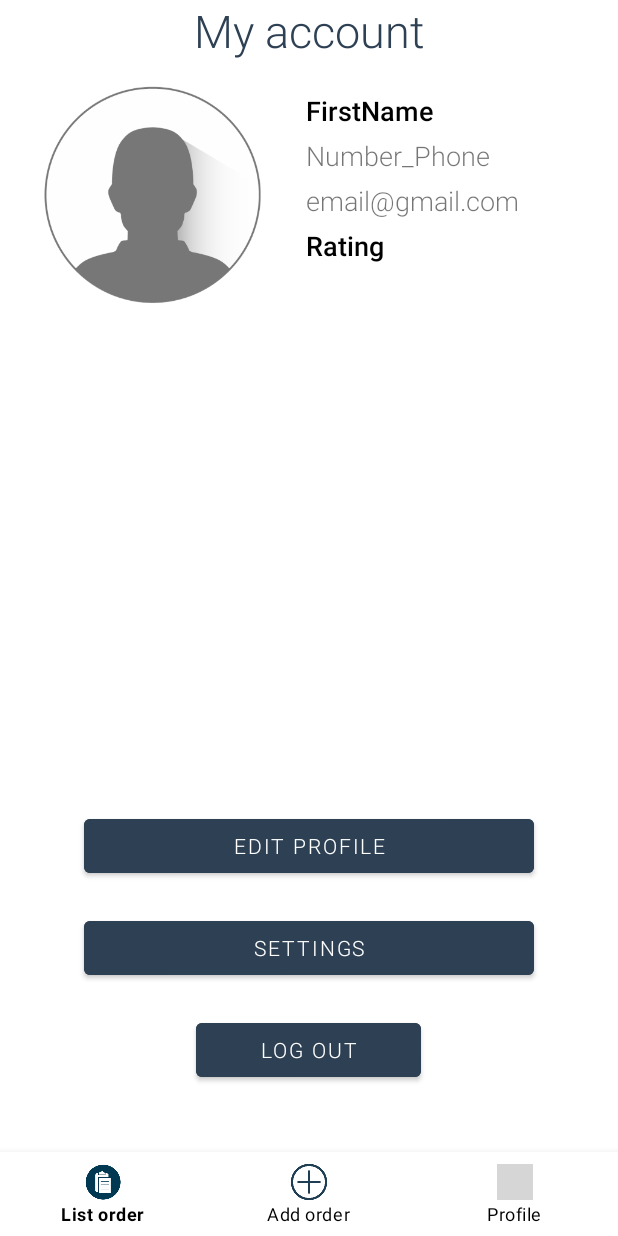
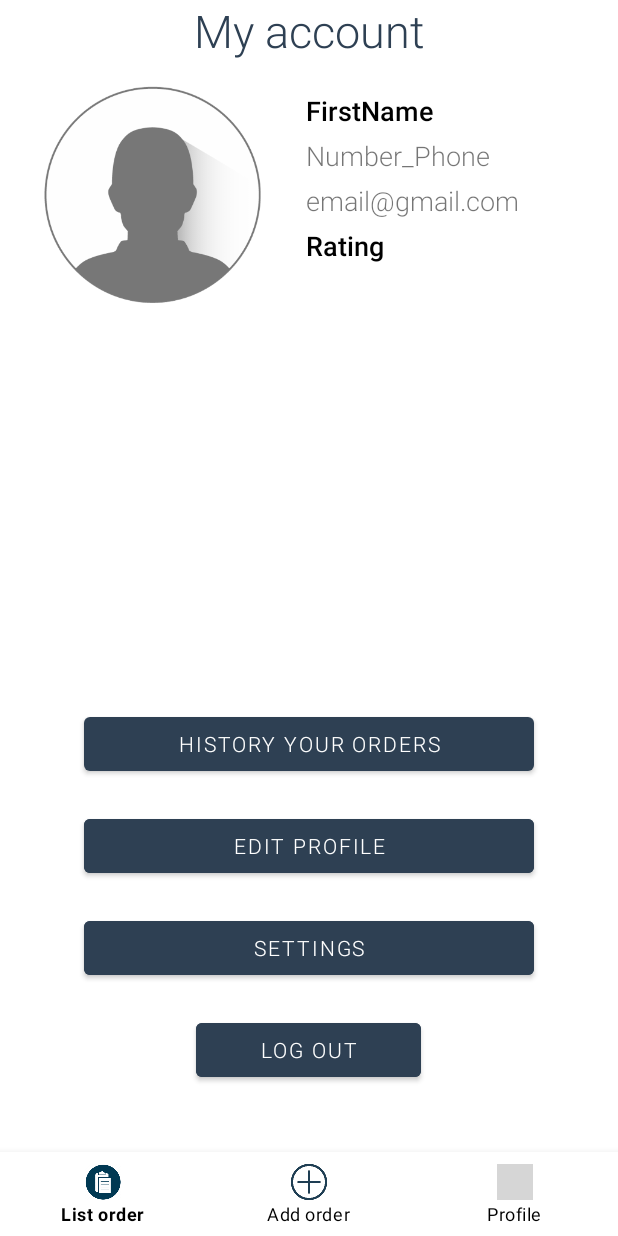
Before and after one commit to losowy-dp/TC-project, an Android app: the fragment Profile placed in its activity, on a phone screen of 412 x 824 dp. Run offline under Robolectric (Android 15) with nearby library versions, the phone set to English and light mode, and no system bars; Roboto replaces fonts that are not available here; 1 statement that could not run was skipped; grey boxes are pictures that could not be loaded.

Commit message:
Activity History Orders

```diff
--- a/AndroidApp/ProjectCT/app/src/main/AndroidManifest.xml
+++ b/AndroidApp/ProjectCT/app/src/main/AndroidManifest.xml
@@ -12,6 +12,7 @@
         android:supportsRtl="true"
         android:theme="@style/AppTheme"
         android:usesCleartextTraffic="true">
+        <activity android:name=".activity.HistoryActivity"/>
         <activity android:name=".activity.Edit"/>
         <activity android:name=".activity.Order"/>
         <activity android:name=".activity.Change_your_password"/>
--- a/AndroidApp/ProjectCT/app/src/main/java/com/example/projectct/fragment/Profile.kt
+++ b/AndroidApp/ProjectCT/app/src/main/java/com/example/projectct/fragment/Profile.kt
@@ -13,6 +13,7 @@ import androidx.fragment.app.Fragment
 import android.widget.Button
 import androidx.annotation.RequiresApi
 import com.example.projectct.R
+import com.example.projectct.activity.HistoryActivity
 
 class Profile : Fragment() {
     override fun onCreateView(
@@ -29,14 +30,22 @@ class Profile : Fragment() {
         super.onViewCreated(view, savedInstanceState)
 
         val buttonEditProfile = view.findViewById<Button>(R.id.but_edit_profile)
+        val buttonHistoryOrders = view.findViewById<Button>(R.id.but_history_orders)
 
         buttonEditProfile.setOnClickListener(buttonEditProfileListener)
+        buttonHistoryOrders.setOnClickListener(buttonHistoryOrdersListener)
 
         }
     private val buttonEditProfileListener = View.OnClickListener { editProfile() }
+    private val buttonHistoryOrdersListener = View.OnClickListener { historyOrders() }
 
     private fun editProfile(){
         val intent = Intent (activity, Edit::class.java)
         startActivity(intent)
     }
+
+    private fun historyOrders(){
+        val intent = Intent (activity, HistoryActivity::class.java)
+        startActivity(intent)
+    }
 }
--- a/AndroidApp/ProjectCT/app/src/main/res/layout/activity_change_your_password.xml
+++ b/AndroidApp/ProjectCT/app/src/main/res/layout/activity_change_your_password.xml
@@ -40,7 +40,7 @@
         android:layout_marginTop="10dp"
         android:gravity="center"
         android:text="@string/change_password"
-        android:textColor="@color/menuText"
+        android:textColor="@color/black"
         android:textSize="30sp"
         app:layout_constraintEnd_toEndOf="parent"
         app:layout_constraintStart_toStartOf="parent"
--- a/AndroidApp/ProjectCT/app/src/main/res/layout/fragment_profile.xml
+++ b/AndroidApp/ProjectCT/app/src/main/res/layout/fragment_profile.xml
@@ -1,5 +1,6 @@
 <?xml version="1.0" encoding="utf-8"?>
 <FrameLayout xmlns:android="http://schemas.android.com/apk/res/android"
+    xmlns:app="http://schemas.android.com/apk/res-auto"
     xmlns:tools="http://schemas.android.com/tools"
     android:layout_width="match_parent"
     android:layout_height="match_parent"
@@ -69,6 +70,15 @@
             android:gravity="center|bottom">
 
             <Button
+                android:id="@+id/but_history_orders"
+                android:layout_width="300dp"
+                android:layout_height="wrap_content"
+                android:layout_gravity="center"
+                android:layout_marginBottom="20dp"
+                android:text="@string/history_your_order"
+                app:backgroundTint="@color/menuText" />
+
+            <Button
                 android:id="@+id/but_edit_profile"
                 android:layout_width="300dp"
                 android:layout_height="wrap_content"
@@ -90,6 +100,7 @@
                 android:backgroundTint="@color/menuText"
                 android:text="@string/log_out"
                 android:layout_marginBottom="100dp"/>
+
         </LinearLayout>
     </LinearLayout>
 
--- a/AndroidApp/ProjectCT/app/src/main/res/values/strings.xml
+++ b/AndroidApp/ProjectCT/app/src/main/res/values/strings.xml
@@ -74,4 +74,5 @@
     <string name="erroremptynewpassword">Write new password in two lines</string>
     <string name="erroremptylines">Lines can\'t be empty</string>
     <string name="errorphonenumber">Phone number don\'t correct</string>
+    <string name="history_your_order">History your orders</string>
 </resources>
```
Also changed, not shown: AndroidApp/ProjectCT/app/src/main/java/com/example/projectct/activity/HistoryActivity.kt (added, +27 -0 lines), AndroidApp/ProjectCT/app/src/main/res/layout/activity_history_order.xml (added, +55 -0 lines).
